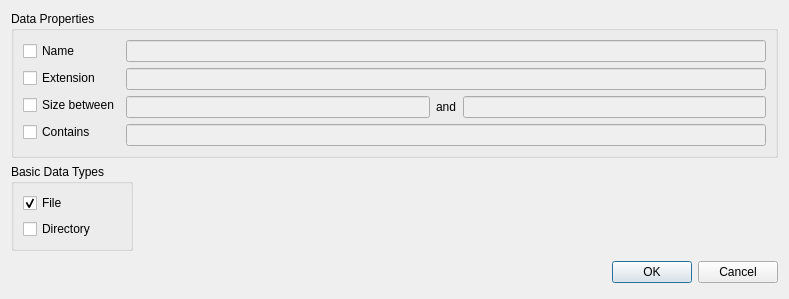
The window that src/ui/forms/SearchDialog.ui (vookimedlo/data-analysis) describes before a commit, drawn with Qt 5.
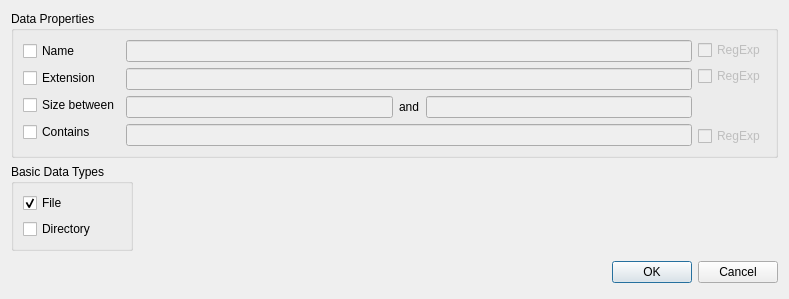
The same window after the commit.

Commit message: RegEx search added

Diff of the .ui file:
```diff
--- a/src/ui/forms/SearchDialog.ui
+++ b/src/ui/forms/SearchDialog.ui
@@ -17,7 +17,7 @@
   <property name="locale">
    <locale language="English" country="UnitedStates"/>
   </property>
-  <layout class="QVBoxLayout" name="verticalLayout_4">
+  <layout class="QVBoxLayout" name="verticalLayout_5">
    <item>
     <widget class="QGroupBox" name="dataPropertiesGroupBox">
      <property name="title">
@@ -106,6 +106,47 @@
         </item>
        </layout>
       </item>
+      <item>
+       <layout class="QVBoxLayout" name="verticalLayout_4">
+        <item>
+         <widget class="QCheckBox" name="nameRegExpCheckBox">
+          <property name="enabled">
+           <bool>false</bool>
+          </property>
+          <property name="text">
+           <string>RegExp</string>
+          </property>
+         </widget>
+        </item>
+        <item>
+         <widget class="QCheckBox" name="extensionRegExpCheckBox">
+          <property name="enabled">
+           <bool>false</bool>
+          </property>
+          <property name="text">
+           <string>RegExp</string>
+          </property>
+         </widget>
+        </item>
+        <item>
+         <widget class="QLabel" name="label_2">
+          <property name="text">
+           <string notr="true"/>
+          </property>
+         </widget>
+        </item>
+        <item>
+         <widget class="QCheckBox" name="containsRegExpCheckBox">
+          <property name="enabled">
+           <bool>false</bool>
+          </property>
+          <property name="text">
+           <string>RegExp</string>
+          </property>
+         </widget>
+        </item>
+       </layout>
+      </item>
      </layout>
     </widget>
    </item>
```
Left out of the diff: 112 changed lines with no effect on the pictures. The commit also changes 7 other files.
